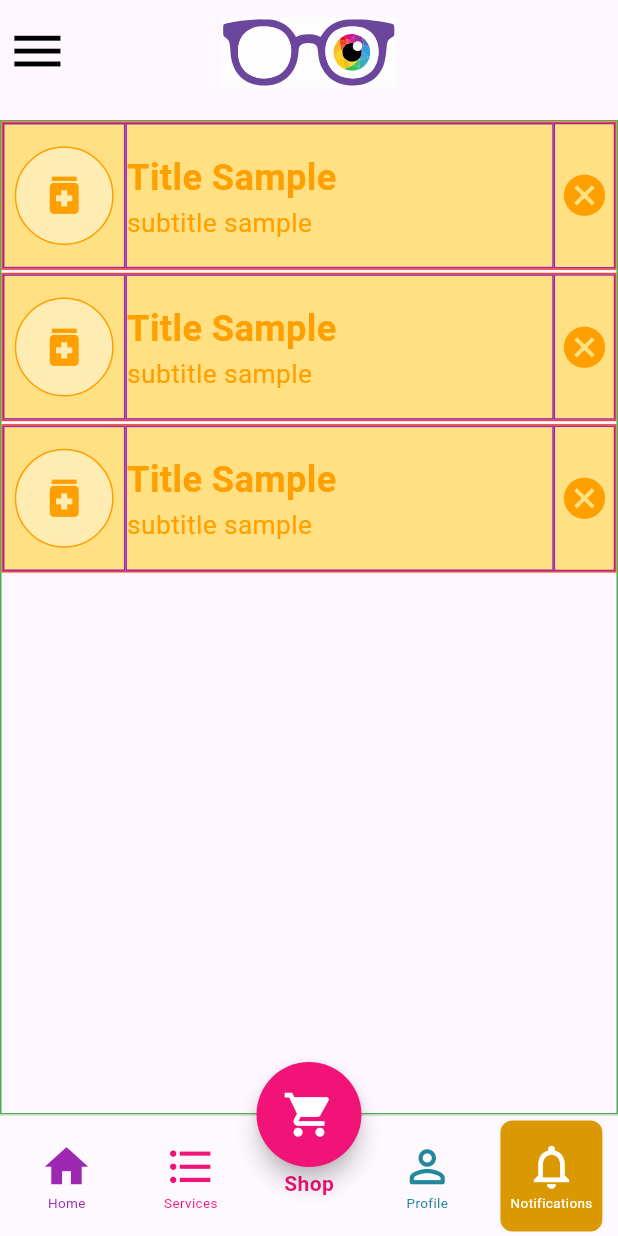
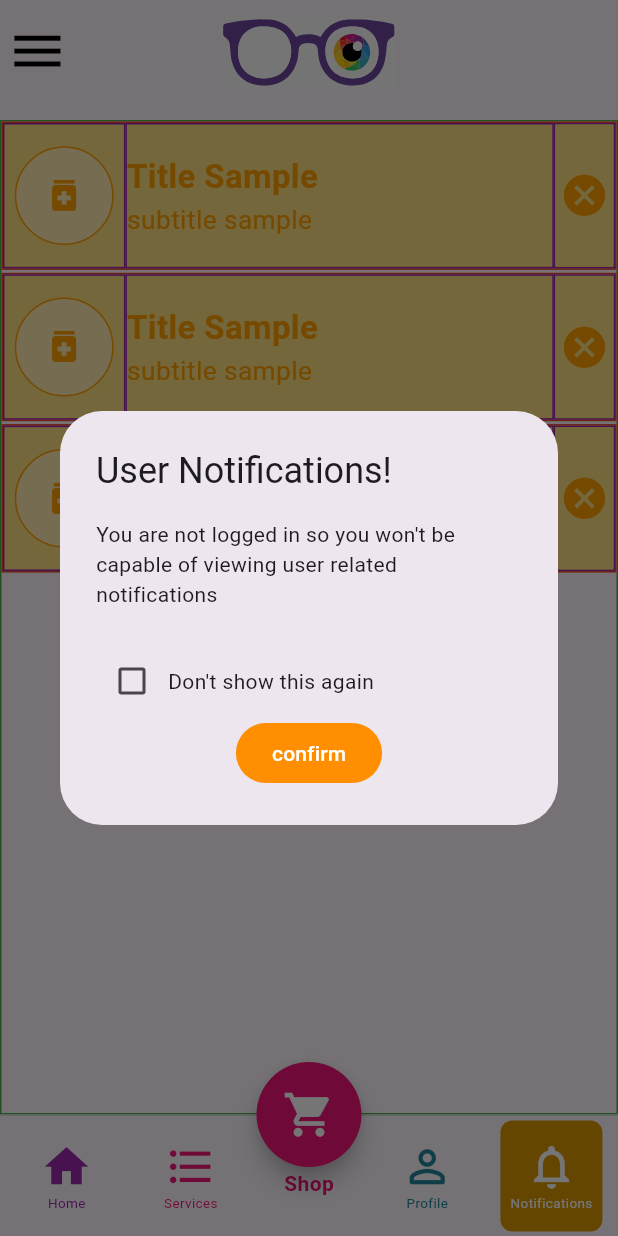
Before and after one commit to abbashashem283/babivision, a Flutter app: the screen it shows after launch, item 4 of the bottom bar chosen, on a phone screen of 412 x 824 dp. Run offline on Flutter 3.47's test engine with Material 3 defaults, Android fonts, the phone set to English and light mode, and no system bars; our stand-ins replace device_preview, dio, flutter_dotenv, flutter_map, flutter_screenutil, flutter_secure_storage and 8 more; accounts and stored records are empty; network calls fail.

Commit message:
working on notifications page

```diff
--- a/lib/main.dart
+++ b/lib/main.dart
@@ -1,9 +1,11 @@
 import 'package:babivision/Utils/navigation/Routes.dart';
+import 'package:babivision/data/storage/HiveStorage.dart';
 import 'package:device_preview/device_preview.dart';
 import 'package:babivision/views/pages/homepage/HomePage.dart';
 import 'package:flutter/material.dart';
 import 'package:flutter_dotenv/flutter_dotenv.dart';
 import 'package:flutter_screenutil/flutter_screenutil.dart';
+import 'package:hive_flutter/hive_flutter.dart';
 
 class MyApp extends StatefulWidget {
   const MyApp({super.key});
@@ -58,5 +60,7 @@ class _MyAppState extends State<MyApp> {
 Future main() async {
   //debugPaintSizeEnabled = true;
   await dotenv.load(fileName: ".env");
+  await Hive.initFlutter();
+  await HiveStorage().initBox("babivision");
   runApp(const MyApp());
 }
--- /dev/null
+++ b/lib/views/forms/CheckBox.dart
@@ -0,0 +1,48 @@
+import 'package:flutter/material.dart';
+
+class CheckBox extends StatefulWidget {
+  final bool initialValue;
+  final Function()? onChecked;
+  final Function()? onUnChecked;
+  final Color? activeColor;
+  const CheckBox({
+    super.key,
+    required this.initialValue,
+    this.onChecked,
+    this.onUnChecked,
+    this.activeColor,
+  });
+
+  @override
+  State<CheckBox> createState() => _CheckBoxState();
+}
+
+class _CheckBoxState extends State<CheckBox> {
+  late bool _currentValue;
+
+  @override
+  void initState() {
+    // TODO: implement initState
+    super.initState();
+    _currentValue = widget.initialValue;
+  }
+
+  @override
+  Widget build(BuildContext context) {
+    return Checkbox(
+      value: _currentValue,
+      activeColor: widget.activeColor,
+      onChanged: (value) {
+        value as bool;
+        if (value == true) {
+          widget.onChecked?.call();
+        } else {
+          widget.onUnChecked?.call();
+        }
+        setState(() {
+          _currentValue = value;
+        });
+      },
+    );
+  }
+}
--- a/lib/views/pages/homepage/tabs/Notifications.dart
+++ b/lib/views/pages/homepage/tabs/Notifications.dart
@@ -1,6 +1,10 @@
+import 'package:babivision/Utils/Widgets.dart';
 import 'package:babivision/Utils/extenstions/ResponsiveContext.dart';
+import 'package:babivision/data/ValueNotifiers.dart';
 import 'package:babivision/views/debug/B.dart';
+import 'package:babivision/views/forms/CheckBox.dart';
 import 'package:flutter/material.dart';
+import 'package:shared_preferences/shared_preferences.dart';
 
 class NotificationListDelegate extends StatefulWidget {
   const NotificationListDelegate({super.key});
@@ -25,7 +29,6 @@ class _NotificationListDelegateState extends State<NotificationListDelegate> {
               child: B(
                 inExpanded: true,
                 color: "p",
-                child: Expanded(
                 child: Center(
                   child: Container(
                     width: context.fontSizeMin(60),
@@ -40,8 +43,7 @@ class _NotificationListDelegateState extends State<NotificationListDelegate> {
                     child: Icon(
                       Icons.medication,
                       color: Colors.amber[700],
-                        size: context.fontSizeMin(30),
-                      ),
+                      size: context.fontSizeMin(25),
                     ),
                   ),
                 ),
@@ -61,7 +63,7 @@ class _NotificationListDelegateState extends State<NotificationListDelegate> {
                       overflow: TextOverflow.ellipsis,
                       style: TextStyle(
                         color: Colors.amber[700],
-                        fontSize: context.fontSizeMin(22),
+                        fontSize: context.fontSizeMin(20),
                         fontWeight: FontWeight.bold,
                       ),
                     ),
@@ -82,7 +84,6 @@ class _NotificationListDelegateState extends State<NotificationListDelegate> {
               child: B(
                 inExpanded: true,
                 color: "p",
-                child: Expanded(
                 child: Material(
                   color: Colors.amber[200],
                   child: InkWell(
@@ -92,7 +93,6 @@ class _NotificationListDelegateState extends State<NotificationListDelegate> {
                       Icons.cancel,
                       size: context.fontSizeMin(30),
                       color: Colors.amber[700],
-                      ),
                     ),
                   ),
                 ),
@@ -132,8 +132,82 @@ class Notifications extends StatefulWidget {
 }
 
 class _NotificationsState extends State<Notifications> {
+  late final SharedPreferences prefs;
+  bool _isLoading = false;
+  bool _prefrencesLoading = false;
+  bool _dialogShown = false;
+  bool _dialogDontShow = false;
+
+  Future<void> _fetchPreferences() async {
+    setState(() {
+      _prefrencesLoading = true;
+    });
+    final prefrences = await SharedPreferences.getInstance();
+    if (prefrences.getBool("showNotificationDialog") == null)
+      await prefrences.setBool("showNotificationDialog", true);
+    setState(() {
+      prefs = prefrences;
+      _prefrencesLoading = false;
+    });
+  }
+
+  @override
+  void initState() {
+    // TODO: implement initState
+    super.initState();
+    _fetchPreferences();
+  }
+
   @override
   Widget build(BuildContext context) {
+    if (!_prefrencesLoading) {
+      bool showNotificationDialog =
+          prefs.getBool("showNotificationDialog") ?? false;
+      if (showNotificationDialog && user.value == null && !_dialogShown) {
+        _dialogShown = true;
+        onPostFrame((_) {
+          showDialog(
+            context: context,
+            builder: (context) {
+              return AlertDialog(
+                title: Text("User Notifications!"),
+                //actionsAlignment: MainAxisAlignment.start,
+                content: Text(
+                  "You are not logged in so you won't be capable of viewing user related notifications",
+                ),
+                actions: [
+                  Center(
+                    child: Column(
+                      children: [
+                        Row(
+                          children: [
+                            CheckBox(
+                              initialValue: false,
+                              activeColor: Colors.amber,
+                            ),
+                            Text("Don't show this again"),
+                          ],
+                        ),
+                        FilledButton(
+                          onPressed: () {
+                            Navigator.pop(context);
+                          },
+                          style: FilledButton.styleFrom(
+                            backgroundColor: Colors.amber[800],
+                          ),
+                          child: Text("confirm"),
+                        ),
+                      ],
+                    ),
+                  ),
+                ],
+              );
+            },
+          );
+        });
+      }
+    }
+
     return B(
       child: SizedBox(
         width: double.infinity.max(1000),
--- a/pubspec.yaml
+++ b/pubspec.yaml
@@ -47,6 +47,9 @@ dependencies:
   flutter_screenutil: ^5.9.3
   url_launcher: ^6.3.2
   geolocator: ^14.0.2
+  hive: ^2.2.3
+  hive_flutter: ^1.1.0
+  shared_preferences: ^2.5.3
 
 
 
@@ -54,6 +57,8 @@ dev_dependencies:
   flutter_test:
     sdk: flutter
   device_preview: ^1.3.1
+  hive_generator: ^2.0.1
+  build_runner: ^2.4.13
 
   # The "flutter_lints" package below contains a set of recommended lints to
   # encourage good coding practices. The lint set provided by the package is
```
Also changed, not shown: lib/data/storage/HiveStorage.dart (added, +34 -0 lines), pubspec.lock. Lines whose indentation alone changed are shown as unchanged.
